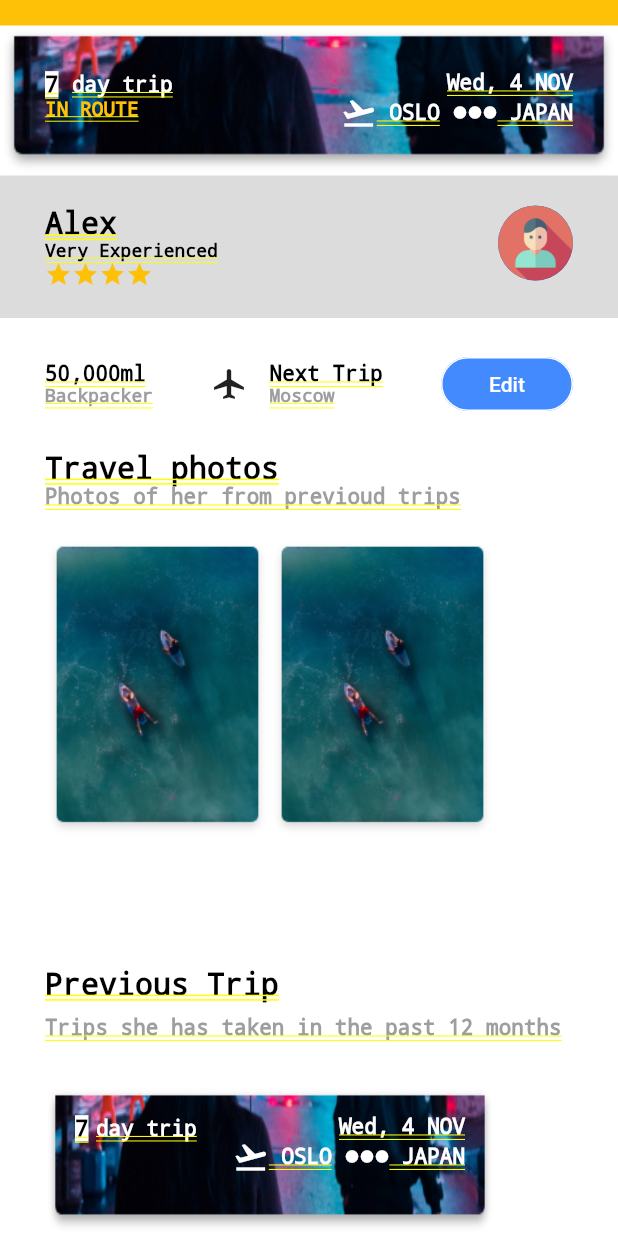
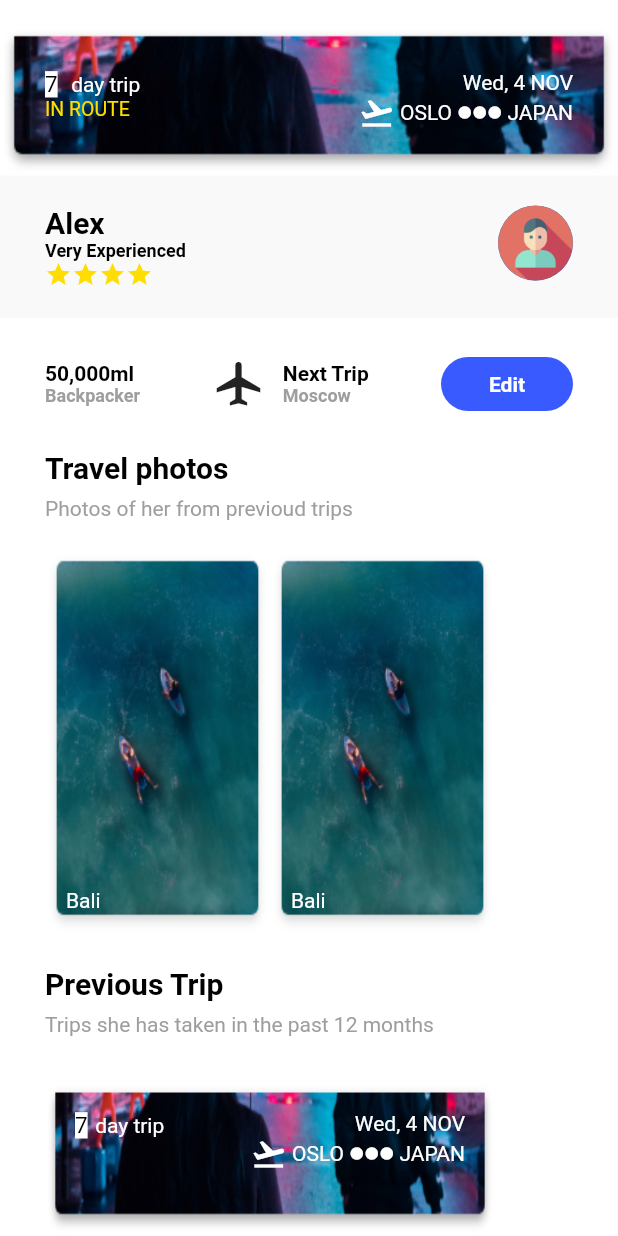
Before and after one commit to randikawann/2ndFlutterApp20200406, a Flutter app: the screen it shows after launch, on a phone screen of 412 x 824 dp. Run offline on Flutter 3.47's test engine with Material 2 defaults, Android fonts, the phone set to English and light mode, and no system bars.

Commit message:
added basics element to project

```diff
--- a/lib/pages/profile.dart
+++ b/lib/pages/profile.dart
@@ -27,7 +27,7 @@ class Profile extends StatelessWidget {
                     Text("day trip", style: TextStyle(fontSize: 14.0, color: Colors.white,),),
                   ],
                 ),
-                Text("IN ROUTE", style: TextStyle(fontSize: 13.0, color: Colors.amber,),),
+                Text("IN ROUTE", style: TextStyle(fontSize: 13.0, color: Color(0xffFFDD00),),),
               ],
             ),
           ),
@@ -64,7 +64,7 @@ class Profile extends StatelessWidget {
         children: <Widget>[
           Container(
             padding: EdgeInsets.only(top: 20.0, bottom: 20.0),
-            color: const Color(0xffDCDCDC),
+            color: const Color(0xffF9F9F9),
             child: Stack(
               children: <Widget>[
                 Container(
@@ -73,16 +73,16 @@ class Profile extends StatelessWidget {
                   child: Column(
                     crossAxisAlignment: CrossAxisAlignment.start,
 
-                    children: <Widget>[
-                      Text("Alex", style: TextStyle(fontSize: 20.0, fontWeight: FontWeight.bold, color: Colors.black),),
+                    children: <Widget>[ // #F9F9F9  color: Color.hex("#183451"),
+                      Text("Alex", style: TextStyle(fontSize: 20.0, fontWeight: FontWeight.bold, color: Colors.black)),
                       SizedBox(width: 9.0,),
                       Text("Very Experienced", style: TextStyle(fontSize: 12.0, fontWeight: FontWeight.bold, color: Colors.black),),
                       Row(
                         children: <Widget>[
-                          Icon(Icons.star, color: Colors.amber, size: 18.0,),
-                          Icon(Icons.star, color: Colors.amber, size: 18.0,),
-                          Icon(Icons.star, color: Colors.amber, size: 18.0,),
-                          Icon(Icons.star, color: Colors.amber, size: 18.0,)
+                          Icon(Icons.star, color: Color(0xffFFDD00), size: 18.0,),
+                          Icon(Icons.star, color: Color(0xffFFDD00), size: 18.0,),
+                          Icon(Icons.star, color: Color(0xffFFDD00), size: 18.0,),
+                          Icon(Icons.star, color: Color(0xffFFDD00), size: 18.0,)
                         ],
                       )
                     ],
@@ -114,8 +114,8 @@ class Profile extends StatelessWidget {
                   child: Row(
                     mainAxisAlignment: MainAxisAlignment.center,
                     children: <Widget>[
-                      Icon(Icons.airplanemode_active),
-                      SizedBox(width: 15.0,),
+                      Icon(Icons.airplanemode_active, size: 35.0,),
+                      SizedBox(width: 12.0,),
                       Column(
                         crossAxisAlignment: CrossAxisAlignment.start,
                         children: <Widget>[
@@ -129,13 +129,13 @@ class Profile extends StatelessWidget {
                 Column(
                   children: <Widget>[
                     RaisedButton(
-                      child: Text("Edit", style: TextStyle(color: Colors.white),),
-                      color: Colors.blueAccent,
+                      child: Text("Edit", style: TextStyle(color: Colors.white, fontWeight: FontWeight.bold, fontSize: 14.0),),
+                      color: Color(0xff395AFF),
                       elevation: 0.0,
                       onPressed: (){},
                       shape: RoundedRectangleBorder(
                           borderRadius: BorderRadius.circular(30.0),
-                          side: BorderSide(color: Colors.white)
+//                          side: BorderSide(color: Colors.white)
                       ),
                     ),
                   ],
@@ -150,6 +150,7 @@ class Profile extends StatelessWidget {
                 crossAxisAlignment: CrossAxisAlignment.start,
                 children: <Widget>[
                   Text("Travel photos", style: TextStyle(fontSize: 20.0,fontWeight: FontWeight.bold, color: Colors.black)),
+                  SizedBox(height: 8.0,),
                   Text("Photos of her from previoud trips", style: TextStyle(fontSize: 14.0, color: Colors.grey)),
                   SizedBox(height: 20.0,),
                   Expanded(
@@ -180,7 +181,7 @@ class Profile extends StatelessWidget {
       crossAxisAlignment: CrossAxisAlignment.start,
       children: <Widget>[
         Text("Previous Trip", style: TextStyle(fontSize: 20.0,fontWeight: FontWeight.bold, color: Colors.black)),
-        SizedBox(height: 10.0,),
+        SizedBox(height: 8.0,),
         Text("Trips she has taken in the past 12 months", style: TextStyle(fontSize: 14.0, color: Colors.grey)),
         SizedBox(height: 30.0,),
         Expanded(
@@ -200,8 +201,8 @@ class Profile extends StatelessWidget {
   @override
   Widget build(BuildContext context) {
 
-    return Container(
-      color: Colors.amber,
+    return Material(
+      type: MaterialType.transparency,
       child: Container(
         color: Colors.white,
         margin: EdgeInsets.only(top: 17.0),
@@ -223,7 +224,12 @@ class Profile extends StatelessWidget {
     Widget build(BuildContext context) {
       return Container(
         width: 150.0,
-        height: 200.0,
+//        height: 200.0,
+        child: Container(
+          alignment: Alignment.bottomLeft,
+          padding: EdgeInsets.only(left: 14.0, bottom: 16.0),
+          child: Text("Bali", style: TextStyle(fontSize: 14.0, color: Colors.white),),
+        ),
         decoration: BoxDecoration(
           image: DecorationImage(
             image: new AssetImage('assets/travel/travelphoto1.png'),
```
